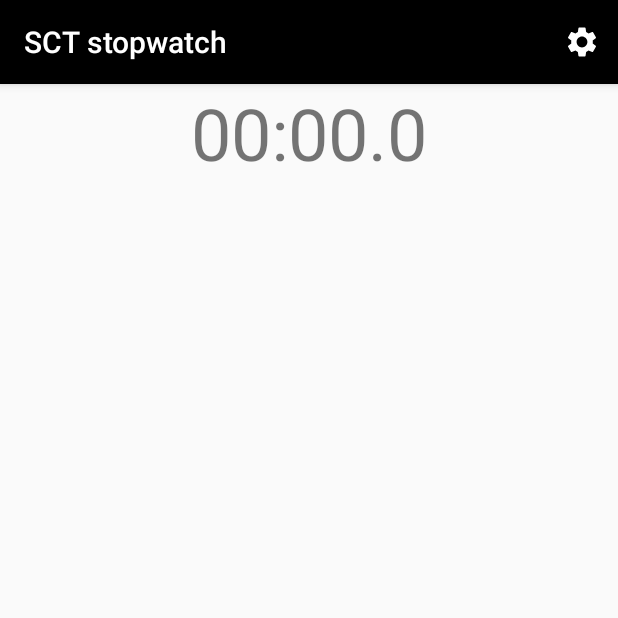
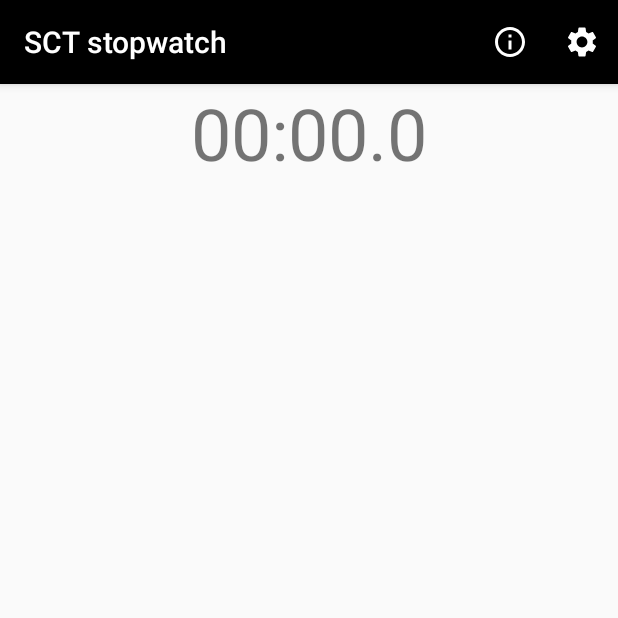
Before and after one commit to JoshuaPrstec/BT_stopwatch, an Android app: the screen it shows after launch (MainActivity), on a phone screen of 412 x 824 dp, the top half of it. Run offline under Robolectric (Android 15) with nearby library versions, the phone set to English and light mode, and no system bars; our stand-ins replace androidx.preference; libraries missing offline, so code that uses them is left out: org.apache.poi.

Commit message:
Added info screen
Signed-off-by: Joshua Prstec <Joshuaprstec@gmail.com>

```diff
--- a/app/src/main/AndroidManifest.xml
+++ b/app/src/main/AndroidManifest.xml
@@ -22,6 +22,7 @@
             </intent-filter>
         </activity>
         <activity android:name=".SettingsActivity" />
+        <activity android:name=".InfoActivity" />
         <provider
             android:name="androidx.core.content.FileProvider"
             android:authorities="${applicationId}.provider"
--- /dev/null
+++ b/app/src/main/res/drawable/baseline_info_outline_24.xml
@@ -0,0 +1,5 @@
+<vector xmlns:android="http://schemas.android.com/apk/res/android" android:height="24dp" android:tint="#FFFFFF" android:viewportHeight="24" android:viewportWidth="24" android:width="24dp">
+
+    <path android:fillColor="@android:color/white" android:pathData="M11,7h2v2h-2V7zM11,11h2v6h-2V11zM12,2C6.48,2 2,6.48 2,12s4.48,10 10,10s10,-4.48 10,-10S17.52,2 12,2zM12,20c-4.41,0 -8,-3.59 -8,-8s3.59,-8 8,-8s8,3.59 8,8S16.41,20 12,20z"/>
+
+</vector>
--- a/app/src/main/res/menu/menu_main.xml
+++ b/app/src/main/res/menu/menu_main.xml
@@ -1,12 +1,18 @@
 <?xml version="1.0" encoding="utf-8"?>
 <menu xmlns:android="http://schemas.android.com/apk/res/android"
     xmlns:app="http://schemas.android.com/apk/res-auto">
+
+    <item
+        android:id="@+id/action_info"
+        android:icon="@drawable/baseline_info_outline_24"
+        android:title="@string/info"
+        android:orderInCategory="100"
+        app:showAsAction="always" />
     <item
         android:id="@+id/action_settings"
         android:icon="@drawable/baseline_settings_24"
         android:title="@string/settings"
-        android:orderInCategory="100"
+        android:orderInCategory="200"
         app:showAsAction="always" />
 
-
 </menu>
--- a/app/src/main/res/values/strings.xml
+++ b/app/src/main/res/values/strings.xml
@@ -9,4 +9,5 @@
     <string name="lap_number">Lap Number</string>
     <string name="lap_time">Lap Time</string>
     <string name="settings">Settings</string>
+    <string name="info">info</string>
 </resources>
```
Also changed, not shown: app/src/main/java/com/example/SCTstopwatch/MainActivity.kt (+29 -0 lines), app/src/main/res/xml/information.xml (added, +41 -0 lines).
